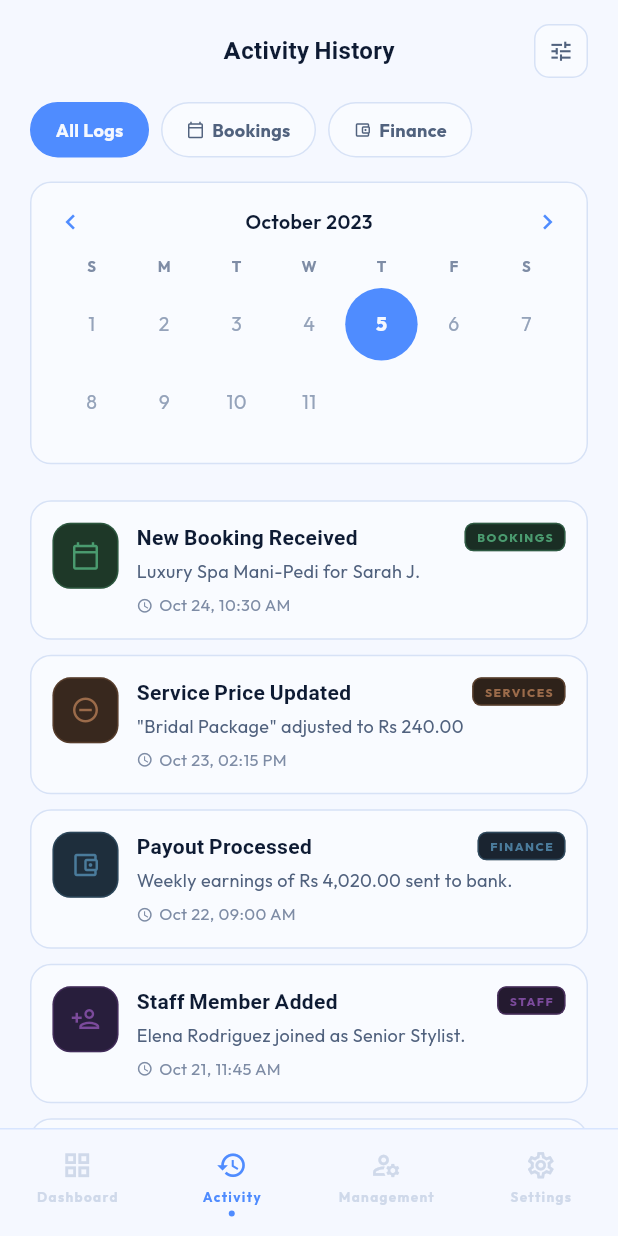
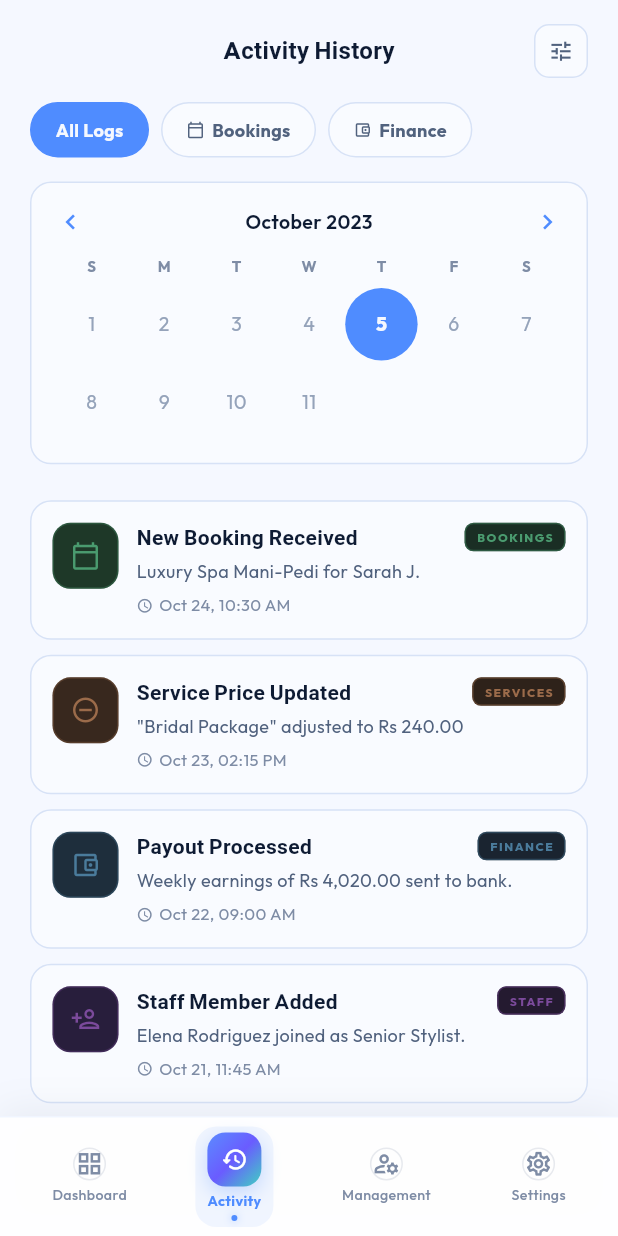
Before and after one commit to JMNaveeth/Luxe-Salon-App, a Flutter app: the ActivityHistoryScreen screen opened directly, on a phone screen of 412 x 824 dp. Run offline on Flutter 3.47's test engine with Material 3 defaults, Android fonts, the phone set to English and light mode, and no system bars; our stand-ins replace file_picker, flutter_animate, google_fonts, image_picker.

Commit message:
Refactor ShopOwnerBottomNav for enhanced UI and interaction, including active icon states and haptic feedback

```diff
--- a/lib/shop_owner_page/shop_owner_bottom_nav.dart
+++ b/lib/shop_owner_page/shop_owner_bottom_nav.dart
@@ -1,4 +1,6 @@
 import 'package:flutter/material.dart';
+import 'package:flutter/services.dart';
+import 'package:google_fonts/google_fonts.dart';
 
 import '../theme/app_colors.dart';
 
@@ -13,70 +15,144 @@ class ShopOwnerBottomNav extends StatelessWidget {
   });
 
   static const _items = [
-    {'icon': Icons.grid_view_outlined, 'label': 'Dashboard'},
-    {'icon': Icons.history_outlined, 'label': 'Activity'},
-    {'icon': Icons.manage_accounts_outlined, 'label': 'Management'},
-    {'icon': Icons.settings_outlined, 'label': 'Settings'},
+    {'icon': Icons.grid_view_outlined, 'active': Icons.grid_view_rounded, 'label': 'Dashboard'},
+    {'icon': Icons.history_outlined, 'active': Icons.history_rounded, 'label': 'Activity'},
+    {'icon': Icons.manage_accounts_outlined, 'active': Icons.manage_accounts_rounded, 'label': 'Management'},
+    {'icon': Icons.settings_outlined, 'active': Icons.settings_rounded, 'label': 'Settings'},
   ];
 
   @override
   Widget build(BuildContext context) {
     return Container(
-      height: 72,
       decoration: BoxDecoration(
-        color: AppColors.bg,
+        color: Colors.white.withOpacity(0.95),
         border: Border(
-          top: BorderSide(color: AppColors.gold.withOpacity(0.18)),
+          top: BorderSide(color: AppColors.gold.withOpacity(0.08), width: 1),
         ),
+        boxShadow: [
+          BoxShadow(
+            color: AppColors.textPrimary.withOpacity(0.06),
+            blurRadius: 20,
+            offset: const Offset(0, -4),
+          ),
+        ],
       ),
       child: SafeArea(
         top: false,
-        child: Row(
-          children: List.generate(_items.length, (i) {
-            final selected = i == selectedIndex;
-            return Expanded(
-              child: Material(
-                color: Colors.transparent,
-                child: InkWell(
-                  onTap: () => onTap(i),
-                  child: Column(
-                    mainAxisAlignment: MainAxisAlignment.center,
-                    children: [
-                      Icon(
-                        _items[i]['icon'] as IconData,
-                        size: 21,
-                        color: selected ? AppColors.gold : AppColors.inactive,
-                      ),
-                      const SizedBox(height: 4),
-                      Text(
-                        _items[i]['label'] as String,
-                        style: TextStyle(
-                          fontSize: 9,
-                          letterSpacing: 0.9,
-                          fontWeight: FontWeight.w700,
-                          color: selected ? AppColors.gold : AppColors.inactive,
-                        ),
-                      ),
-                      const SizedBox(height: 3),
-                      if (selected)
-                        Container(
-                          width: 4,
-                          height: 4,
-                          decoration: const BoxDecoration(
-                            color: AppColors.gold,
-                            shape: BoxShape.circle,
-                          ),
-                        )
-                      else
-                        const SizedBox(height: 4),
-                    ],
-                  ),
-                ),
-              ),
-            );
-          }),
+        child: Padding(
+          padding: const EdgeInsets.symmetric(horizontal: 8, vertical: 6),
+          child: Row(
+            mainAxisAlignment: MainAxisAlignment.spaceAround,
+            children: List.generate(_items.length, (i) {
+              return _NavItem(
+                icon: _items[i]['icon'] as IconData,
+                activeIcon: _items[i]['active'] as IconData,
+                label: _items[i]['label'] as String,
+                isActive: i == selectedIndex,
+                onTap: () {
+                  HapticFeedback.lightImpact();
+                  onTap(i);
+                },
+              );
+            }),
+          ),
         ),
       ),
     );
   }
 }
+
+class _NavItem extends StatelessWidget {
+  final IconData icon;
+  final IconData activeIcon;
+  final String label;
+  final bool isActive;
+  final VoidCallback onTap;
+
+  const _NavItem({
+    required this.icon,
+    required this.activeIcon,
+    required this.label,
+    required this.isActive,
+    required this.onTap,
+  });
+
+  @override
+  Widget build(BuildContext context) {
+    return GestureDetector(
+      onTap: onTap,
+      behavior: HitTestBehavior.opaque,
+      child: AnimatedContainer(
+        duration: const Duration(milliseconds: 260),
+        curve: Curves.easeOut,
+        padding: const EdgeInsets.symmetric(horizontal: 8, vertical: 4),
+        decoration: BoxDecoration(
+          color: isActive ? AppColors.gold.withOpacity(0.08) : Colors.transparent,
+          borderRadius: BorderRadius.circular(14),
+        ),
+        child: Column(
+          mainAxisSize: MainAxisSize.min,
+          children: [
+            AnimatedContainer(
+              duration: const Duration(milliseconds: 260),
+              curve: Curves.easeOut,
+              width: isActive ? 36 : 22,
+              height: isActive ? 36 : 22,
+              decoration: BoxDecoration(
+                gradient: isActive ? AppColors.primaryGradient : null,
+                color: isActive ? null : Colors.transparent,
+                borderRadius: BorderRadius.circular(12),
+                border: Border.all(
+                  color: isActive ? Colors.transparent : AppColors.textMuted.withOpacity(0.18),
+                  width: 1,
+                ),
+                boxShadow: isActive
+                    ? [
+                        BoxShadow(
+                          color: AppColors.gold.withOpacity(0.28),
+                          blurRadius: 10,
+                          offset: const Offset(0, 4),
+                        ),
+                      ]
+                    : [],
+              ),
+              child: Center(
+                child: Icon(
+                  isActive ? activeIcon : icon,
+                  color: isActive ? Colors.white : AppColors.textMuted,
+                  size: isActive ? 18 : 19,
+                ),
+              ),
+            ),
+            const SizedBox(height: 3),
+            Text(
+              label,
+              style: GoogleFonts.outfit(
+                color: isActive ? AppColors.gold : AppColors.textMuted,
+                fontSize: 9.5,
+                fontWeight: isActive ? FontWeight.w700 : FontWeight.w500,
+              ),
+            ),
+            if (isActive) ...[
+              const SizedBox(height: 2),
+              Container(
+                width: 4,
+                height: 4,
+                decoration: BoxDecoration(
+                  color: AppColors.gold,
+                  shape: BoxShape.circle,
+                  boxShadow: [
+                    BoxShadow(
+                      color: AppColors.gold.withOpacity(0.45),
+                      blurRadius: 4,
+                    ),
+                  ],
+                ),
+              ),
+            ],
+          ],
+        ),
+      ),
+    );
+  }
+}
```
